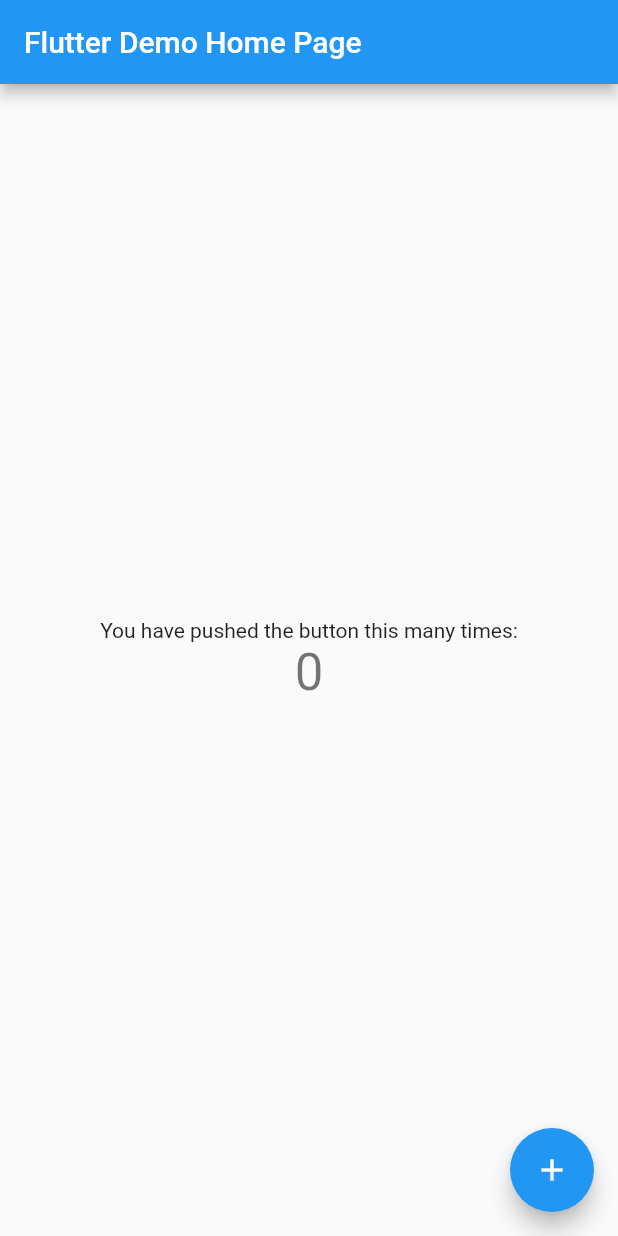
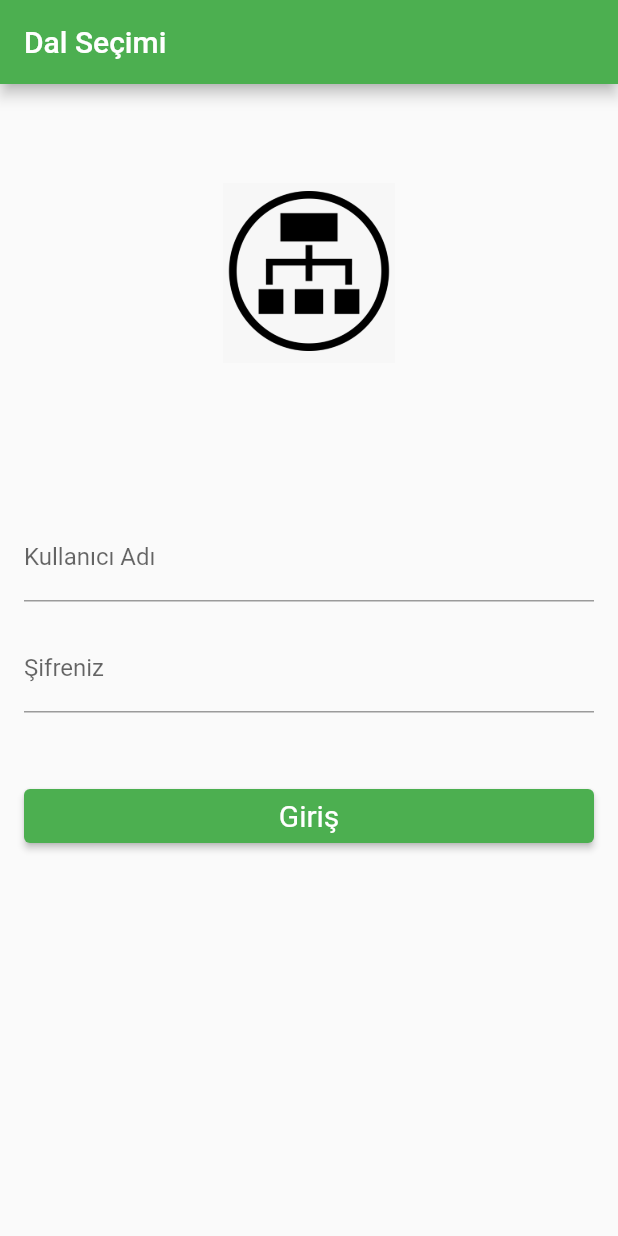
Before and after one commit to ozdemirali/branch_select_app, a Flutter app: the screen it shows after launch, on a phone screen of 412 x 824 dp. Run offline on Flutter 3.47's test engine with Material 2 defaults, Android fonts, the phone set to English and light mode, and no system bars.

Commit message:
Login screen is created

```diff
--- a/lib/main.dart
+++ b/lib/main.dart
@@ -1,3 +1,4 @@
+import 'package:branch_select_app/screens/login.dart';
 import 'package:flutter/material.dart';
 
 void main() {
@@ -5,109 +6,15 @@
 }
 
 class MyApp extends StatelessWidget {
-  // This widget is the root of your application.
   @override
   Widget build(BuildContext context) {
     return MaterialApp(
-      title: 'Flutter Demo',
+      title: 'Branch Select App',
+      debugShowCheckedModeBanner: false,
       theme: ThemeData(
-        // This is the theme of your application.
-        //
-        // Try running your application with "flutter run". You'll see the
-        // application has a blue toolbar. Then, without quitting the app, try
-        // changing the primarySwatch below to Colors.green and then invoke
-        // "hot reload" (press "r" in the console where you ran "flutter run",
-        // or simply save your changes to "hot reload" in a Flutter IDE).
-        // Notice that the counter didn't reset back to zero; the application
-        // is not restarted.
-        primarySwatch: Colors.blue,
+        primarySwatch: Colors.green,
       ),
-      home: MyHomePage(title: 'Flutter Demo Home Page'),
+      home: Login(),
     );
   }
 }
-
-class MyHomePage extends StatefulWidget {
-  MyHomePage({Key? key, required this.title}) : super(key: key);
-
-  // This widget is the home page of your application. It is stateful, meaning
-  // that it has a State object (defined below) that contains fields that affect
-  // how it looks.
-
-  // This class is the configuration for the state. It holds the values (in this
-  // case the title) provided by the parent (in this case the App widget) and
-  // used by the build method of the State. Fields in a Widget subclass are
-  // always marked "final".
-
-  final String title;
-
-  @override
-  _MyHomePageState createState() => _MyHomePageState();
-}
-
-class _MyHomePageState extends State<MyHomePage> {
-  int _counter = 0;
-
-  void _incrementCounter() {
-    setState(() {
-      // This call to setState tells the Flutter framework that something has
-      // changed in this State, which causes it to rerun the build method below
-      // so that the display can reflect the updated values. If we changed
-      // _counter without calling setState(), then the build method would not be
-      // called again, and so nothing would appear to happen.
-      _counter++;
-    });
-  }
-
-  @override
-  Widget build(BuildContext context) {
-    // This method is rerun every time setState is called, for instance as done
-    // by the _incrementCounter method above.
-    //
-    // The Flutter framework has been optimized to make rerunning build methods
-    // fast, so that you can just rebuild anything that needs updating rather
-    // than having to individually change instances of widgets.
-    return Scaffold(
-      appBar: AppBar(
-        // Here we take the value from the MyHomePage object that was created by
-        // the App.build method, and use it to set our appbar title.
-        title: Text(widget.title),
-      ),
-      body: Center(
-        // Center is a layout widget. It takes a single child and positions it
-        // in the middle of the parent.
-        child: Column(
-          // Column is also a layout widget. It takes a list of children and
-          // arranges them vertically. By default, it sizes itself to fit its
-          // children horizontally, and tries to be as tall as its parent.
-          //
-          // Invoke "debug painting" (press "p" in the console, choose the
-          // "Toggle Debug Paint" action from the Flutter Inspector in Android
-          // Studio, or the "Toggle Debug Paint" command in Visual Studio Code)
-          // to see the wireframe for each widget.
-          //
-          // Column has various properties to control how it sizes itself and
-          // how it positions its children. Here we use mainAxisAlignment to
-          // center the children vertically; the main axis here is the vertical
-          // axis because Columns are vertical (the cross axis would be
-          // horizontal).
-          mainAxisAlignment: MainAxisAlignment.center,
-          children: <Widget>[
-            Text(
-              'You have pushed the button this many times:',
-            ),
-            Text(
-              '$_counter',
-              style: Theme.of(context).textTheme.headline4,
-            ),
-          ],
-        ),
-      ),
-      floatingActionButton: FloatingActionButton(
-        onPressed: _incrementCounter,
-        tooltip: 'Increment',
-        child: Icon(Icons.add),
-      ), // This trailing comma makes auto-formatting nicer for build methods.
-    );
-  }
-}
--- /dev/null
+++ b/lib/screens/login.dart
@@ -0,0 +1,85 @@
+import 'package:branch_select_app/widgets/inputText.dart';
+import 'package:branch_select_app/widgets/logo.dart';
+import 'package:flutter/material.dart';
+
+
+///This class is for login screen
+///There are Form that two form element and Submit Button
+///And there is submit method to connect home screen
+class Login extends StatefulWidget{
+  @override
+  State<StatefulWidget> createState() {
+    // TODO: implement createState
+    return LoginState();
+  }
+}
+
+class LoginState  extends State<Login>{
+  TextEditingController txtUserName=new TextEditingController();
+  TextEditingController txtPassword=new TextEditingController();
+  final _formKey = GlobalKey<FormState>();
+  @override
+  Widget build(BuildContext context) {
+    // TODO: implement build
+    return Scaffold(
+      appBar: new AppBar(
+        title: Text("Dal Seçimi"),
+      ),
+      body: Stack(
+        children: [
+         showForm()
+        ],
+
+      ),
+    );
+  }
+
+
+  Widget showForm(){
+    return Container(
+      padding: EdgeInsets.all(16.0),
+      child: Form(
+        key: _formKey,
+        child: new ListView(
+          shrinkWrap: true,
+          children: [
+            logo("Dal Seçim Logosu",60,0,50,0,0,"logo.png"),
+            showEmailInput(),
+            showPasswordInput(),
+            showLoginButton(),
+          ],
+        ),
+      ),
+    );
+  }
+
+  Widget showEmailInput(){
+    return new Padding(
+      padding: EdgeInsets.fromLTRB(0.0, 100.0, 0.0, 0.0),
+      child: inputText(txtUserName, "Kullanıcı Adı",false),
+    );
+  }
+
+  Widget showPasswordInput(){
+    return new Padding(
+      padding:const EdgeInsets.fromLTRB(0.0, 15.0, 0.0, 0.0),
+      child: inputText(txtPassword, "Şifreniz",true),
+    );
+  }
+
+  Widget showLoginButton(){
+    return Padding(
+      padding: EdgeInsets.fromLTRB(0.0, 45.0, 0.0, 0.0),
+      child: ElevatedButton(
+        style:  ElevatedButton.styleFrom(textStyle: const TextStyle(fontSize: 20)),
+        child: Text("Giriş"),
+        onPressed: (){
+          if(_formKey.currentState!.validate()){
+            print("Giriş");
+          }
+        },
+      ),
+    );
+  }
+
+}
--- /dev/null
+++ b/lib/widgets/inputText.dart
@@ -0,0 +1,22 @@
+import 'package:flutter/material.dart';
+
+Widget inputText(TextEditingController inputText,String label,bool visibility){
+  return TextFormField(
+    controller: inputText,
+    obscureText: visibility,
+    textCapitalization: TextCapitalization.words,
+    keyboardType: TextInputType.text,
+    decoration: InputDecoration(
+      labelText: label,
+
+    ),
+    validator: (value){
+      print(value);
+      if(value==null || value.isEmpty){
+        return "Bu alan boş bırakılmaz";
+      }
+      return null;
+    },
+    textInputAction: TextInputAction.next,
+  );
+}
--- /dev/null
+++ b/lib/widgets/logo.dart
@@ -0,0 +1,18 @@
+import 'package:flutter/material.dart';
+
+///This Widget is to show image file
+/// [tag] for Hero widget,[radius] for Padding widget
+/// [left],[top],[right],[bottom] for Padding widget
+/// [image] for CircleAvatar widget
+Widget logo(String tag,double radius,double left,double top,double right,double bottom,String image){
+  return Hero(
+      tag: tag,
+      child: Padding(
+        padding: EdgeInsets.fromLTRB(left,top, right,bottom),
+        child: CircleAvatar(
+          backgroundColor: Colors.transparent,
+          radius: radius,
+          child: Image.asset("images/"+image),
+        ),
+      ));
+}
```
Also changed, not shown: pubspec.yaml (+4 -4 lines), images/logo.png (added), pubspec.lock.
